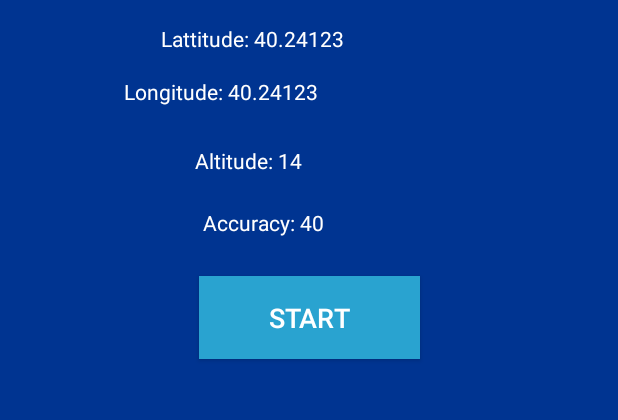
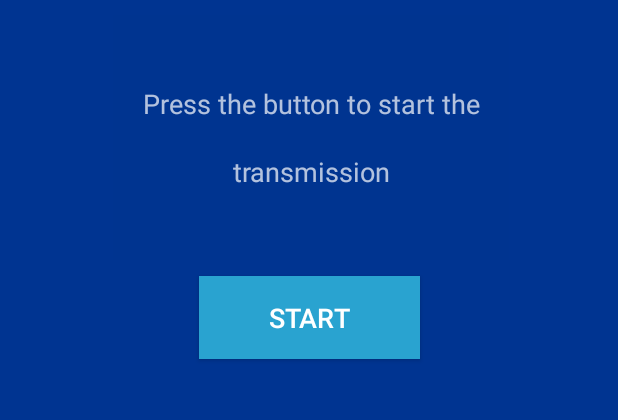
Before and after one commit to mohi86/airshareLocator, an Android app: the screen it shows after launch (MainActivity), on a phone screen of 412 x 824 dp, the part 99-519 px from its top. Run offline under Robolectric (Android 15) with nearby library versions, the phone set to English and light mode, and no system bars.

Commit message:
Added loading screen and disabled android buttons updated

```diff
--- a/app/src/main/AndroidManifest.xml
+++ b/app/src/main/AndroidManifest.xml
@@ -5,6 +5,8 @@
 
     <uses-permission android:name="android.permission.ACCESS_FINE_LOCATION" />
     <uses-permission android:name="android.permission.FOREGROUND_SERVICE"/>
+    <uses-permission android:name="android.permission.REORDER_TASKS" />
+    <uses-permission android:name="android.permission.INTERNET"/>
 
     <application
         android:allowBackup="true"
--- a/app/src/main/res/layout/activity_main.xml
+++ b/app/src/main/res/layout/activity_main.xml
@@ -83,4 +83,24 @@
         app:layout_constraintTop_toTopOf="parent"
         app:srcCompat="@drawable/logo" />
 
+    <TextView
+        android:id="@+id/statusTextView"
+        android:layout_width="264dp"
+        android:layout_height="163dp"
+        android:layout_marginStart="10dp"
+        android:layout_marginTop="12dp"
+        android:layout_marginEnd="7dp"
+        android:layout_marginBottom="13dp"
+        android:background="#003490"
+        android:gravity="center"
+        android:lineSpacingExtra="24sp"
+        android:text="Press the button to start the transmission"
+        android:textAlignment="center"
+        android:textSize="18sp"
+        app:layout_constraintBottom_toTopOf="@+id/trackingButton"
+        app:layout_constraintEnd_toEndOf="parent"
+        app:layout_constraintHorizontal_bias="0.5"
+        app:layout_constraintStart_toStartOf="parent"
+        app:layout_constraintTop_toBottomOf="@+id/imageView4" />
+
 </android.support.constraint.ConstraintLayout>
```
